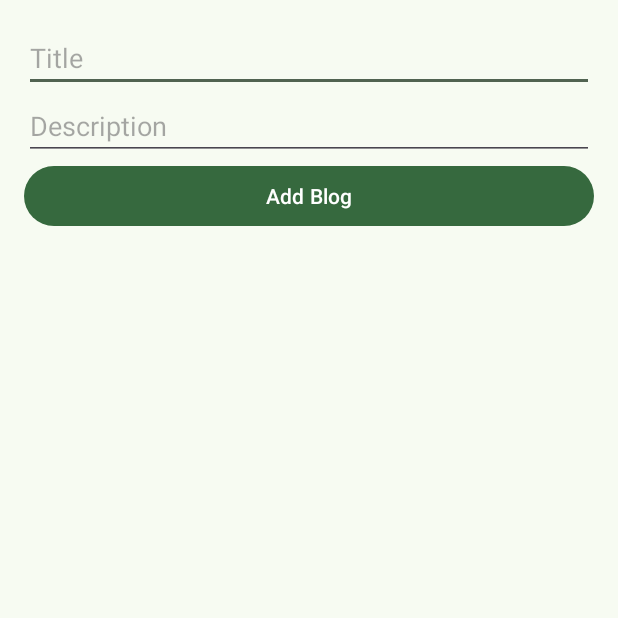
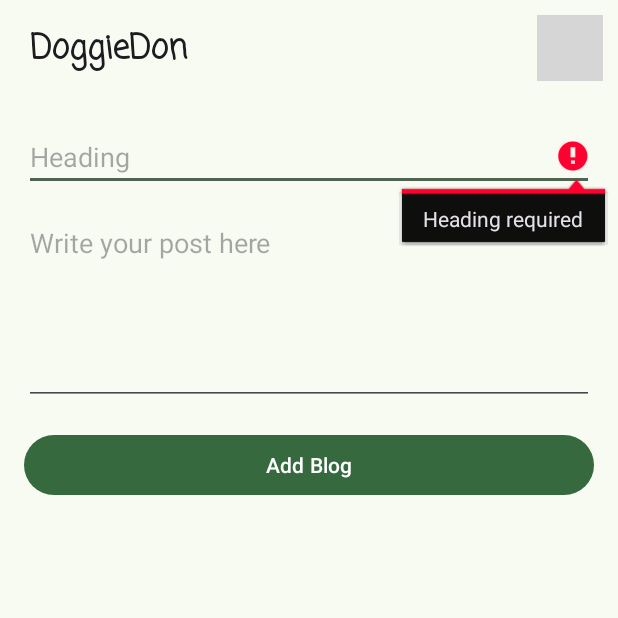
Before and after one commit to Iamank-it/DoggieDon, an Android app: the BlogActivity screen opened directly, with no data from a screen before it, after a tap on "Add Blog", on a phone screen of 412 x 824 dp, the top half of it. Run offline under Robolectric (Android 15) with nearby library versions, the phone set to English and light mode, and no system bars; our stand-ins replace Firebase (no records; nobody signed in at launch, a user with empty details on screens opened directly); Roboto replaces fonts that are not available here; grey boxes are pictures that could not be loaded.

Commit message:
add blog work

```diff
--- a/app/src/main/java/com/example/doggiedon/activity/BlogActivity.kt
+++ b/app/src/main/java/com/example/doggiedon/activity/BlogActivity.kt
@@ -1,67 +1,67 @@
 package com.example.doggiedon.activity
-
 import android.os.Bundle
 import android.widget.Button
 import android.widget.EditText
 import android.widget.Toast
-import androidx.activity.enableEdgeToEdge
 import androidx.appcompat.app.AppCompatActivity
-import androidx.core.view.ViewCompat
-import androidx.core.view.WindowInsetsCompat
 import com.example.doggiedon.R
-import com.example.doggiedon.model.Blog
+import com.google.firebase.Timestamp
 import com.google.firebase.auth.FirebaseAuth
-import com.google.firebase.firestore.FieldValue
 import com.google.firebase.firestore.FirebaseFirestore
 
 class BlogActivity : AppCompatActivity() {
 
-    private lateinit var firestore: FirebaseFirestore
-    private lateinit var auth: FirebaseAuth
-
-    private lateinit var titleInput: EditText
-    private lateinit var descriptionInput: EditText
+    private lateinit var etHeading: EditText
+    private lateinit var etPost: EditText
+    private lateinit var btnSubmit: Button
 
     override fun onCreate(savedInstanceState: Bundle?) {
         super.onCreate(savedInstanceState)
-        enableEdgeToEdge()
         setContentView(R.layout.activity_blog)
-        ViewCompat.setOnApplyWindowInsetsListener(findViewById(R.id.main)) { v, insets ->
-            val systemBars = insets.getInsets(WindowInsetsCompat.Type.systemBars())
-            v.setPadding(systemBars.left, systemBars.top, systemBars.right, systemBars.bottom)
-            insets
-        }
 
-        firestore = FirebaseFirestore.getInstance()
-        auth = FirebaseAuth.getInstance()
+        etHeading = findViewById(R.id.etHeading)
+        etPost = findViewById(R.id.etPost)
+        btnSubmit = findViewById(R.id.btnSubmit)
 
-        titleInput = findViewById(R.id.etTitle)
-        descriptionInput = findViewById(R.id.etDescription)
-        val addButton = findViewById<Button>(R.id.btnAdd)
-
-        addButton.setOnClickListener {
-            addBlog()
+        btnSubmit.setOnClickListener {
+            addBlogPost()
         }
     }
 
-    private fun addBlog() {
-        val title = titleInput.text.toString().trim()
-        val description = descriptionInput.text.toString().trim()
-        val uid = auth.currentUser?.uid ?: return
+    private fun addBlogPost() {
+        val heading = etHeading.text.toString().trim()
+        val post = etPost.text.toString().trim()
 
-        val blog = hashMapOf(
-            "title" to title,
-            "description" to description,
-            "authorId" to uid,
-            "timestamp" to FieldValue.serverTimestamp()
+        if (heading.isEmpty()) {
+            etHeading.error = "Heading required"
+            return
+        }
+
+        if (post.isEmpty()) {
+            etPost.error = "Post content required"
+            return
+        }
+
+        val currentUser = FirebaseAuth.getInstance().currentUser
+        val username = currentUser?.displayName ?: "Anonymous"
+
+        val blogMap = hashMapOf(
+            "heading" to heading,
+            "username" to username,
+            "date" to Timestamp.now(),
+            "post" to post,
+            "likecount" to 0
         )
 
-        firestore.collection("blogs")
-            .add(blog)
+        val db = FirebaseFirestore.getInstance()
+        db.collection("blogs")
+            .add(blogMap)
             .addOnSuccessListener {
-                Toast.makeText(this, "Blog added", Toast.LENGTH_SHORT).show()
-                titleInput.text.clear()
-                descriptionInput.text.clear()
+                Toast.makeText(this, "Blog added successfully", Toast.LENGTH_SHORT).show()
+                finish()  // Close AddBlogActivity and return to previous screen
+            }
+            .addOnFailureListener { e ->
+                Toast.makeText(this, "Failed to add blog: ${e.message}", Toast.LENGTH_SHORT).show()
             }
     }
 }
--- a/app/src/main/res/layout/activity_blog.xml
+++ b/app/src/main/res/layout/activity_blog.xml
@@ -6,31 +6,79 @@
     android:id="@+id/main"
     android:layout_width="match_parent"
     android:layout_height="match_parent"
-    tools:context=".activity.BlogActivity">
+    tools:context=".MainActivity">
+
+    <!-- Heading TextView at top left -->
+    <TextView
+        android:id="@+id/heading"
+        android:layout_width="wrap_content"
+        android:layout_height="wrap_content"
+        android:layout_marginStart="20dp"
+        android:layout_marginTop="16dp"
+        android:fontFamily="casual"
+        android:text="@string/app_name"
+        android:textAppearance="@style/TextAppearance.AppCompat.Large"
+        android:textStyle="bold"
+        app:layout_constraintStart_toStartOf="parent"
+        app:layout_constraintTop_toTopOf="parent" />
+
+    <!-- Profile button at top right -->
+    <ImageButton
+        android:id="@+id/btn_profile"
+        android:layout_width="44dp"
+        android:layout_height="44dp"
+        android:layout_marginTop="10dp"
+        android:layout_marginEnd="10dp"
+        android:background="@drawable/circular_button_background"
+        android:padding="0dp"
+        android:scaleType="centerCrop"
+        app:layout_constraintEnd_toEndOf="parent"
+        app:layout_constraintTop_toTopOf="parent"
+        app:srcCompat="@drawable/dogpfp" />
+
+    <!-- ScrollView containing blog entry fields -->
+    <ScrollView
+        android:id="@+id/scrollView"
+        android:layout_width="0dp"
+        android:layout_height="0dp"
+        android:padding="16dp"
+        app:layout_constraintTop_toBottomOf="@id/heading"
+        app:layout_constraintStart_toStartOf="parent"
+        app:layout_constraintEnd_toEndOf="parent"
+        app:layout_constraintBottom_toBottomOf="parent"
+        android:layout_marginTop="16dp"
+        >
 
         <LinearLayout
-        android:orientation="vertical"
-        android:padding="16dp"
             android:layout_width="match_parent"
-        android:layout_height="match_parent">
+            android:layout_height="wrap_content"
+            android:orientation="vertical">
 
             <EditText
-            android:id="@+id/etTitle"
-            android:hint="Title"
+                android:id="@+id/etHeading"
                 android:layout_width="match_parent"
-            android:layout_height="wrap_content"/>
+                android:layout_height="wrap_content"
+                android:hint="Heading"
+                android:inputType="textCapWords" />
 
             <EditText
-            android:id="@+id/etDescription"
-            android:hint="Description"
+                android:id="@+id/etPost"
                 android:layout_width="match_parent"
-            android:layout_height="wrap_content"/>
+                android:layout_height="wrap_content"
+                android:gravity="top"
+                android:hint="Write your post here"
+                android:inputType="textMultiLine"
+                android:maxLines="8"
+                android:minLines="5"
+                android:layout_marginTop="12dp" />
 
             <Button
-            android:id="@+id/btnAdd"
+                android:id="@+id/btnSubmit"
+                android:layout_width="match_parent"
+                android:layout_height="wrap_content"
                 android:text="Add Blog"
-            android:layout_width="match_parent"
-            android:layout_height="wrap_content"/>
+                android:layout_marginTop="16dp" />
         </LinearLayout>
+    </ScrollView>
 
 </androidx.constraintlayout.widget.ConstraintLayout>
--- a/gradle/libs.versions.toml
+++ b/gradle/libs.versions.toml
@@ -1,5 +1,5 @@
 [versions]
-agp = "8.10.0"
+agp = "8.9.2"
 coreSplashscreen = "1.0.1"
 kotlin = "2.0.21"
 coreKtx = "1.16.0"
```
Also changed, not shown: app/src/main/java/com/example/doggiedon/MainActivity.kt (+45 -49 lines), app/src/main/java/com/example/doggiedon/model/Blog.kt (deleted, +0 -9 lines). Lines whose indentation alone changed are shown as unchanged.
